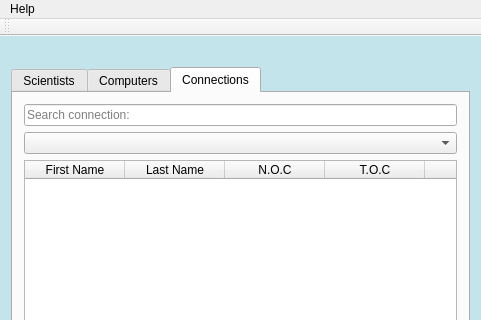
ivark16/Vln-2016, file Gui-Vln-2016/mainwindow.ui: the form before one commit; both pictures show x 0 to 481 and y 0 to 320 of the 481 by 631 pixel window.
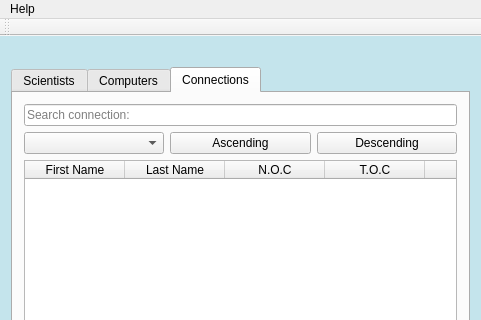
The form after the commit. Icons and pictures are not drawn.

Commit message: combobox i connection

What changed in the file:
```diff
--- a/Gui-Vln-2016/mainwindow.ui
+++ b/Gui-Vln-2016/mainwindow.ui
@@ -445,7 +445,25 @@
          </widget>
         </item>
         <item>
-         <widget class="QComboBox" name="comboBoxConnection"/>
+         <layout class="QHBoxLayout" name="horizontalLayout_5">
+          <item>
+           <widget class="QComboBox" name="comboBoxConnection"/>
+          </item>
+          <item>
+           <widget class="QPushButton" name="pushButtonAscendingConnection">
+            <property name="text">
+             <string>Ascending</string>
+            </property>
+           </widget>
+          </item>
+          <item>
+           <widget class="QPushButton" name="pushButtonDesendingConnection">
+            <property name="text">
+             <string>Descending</string>
+            </property>
+           </widget>
+          </item>
+         </layout>
         </item>
         <item>
          <widget class="QTableWidget" name="tableWidgetConnection">
```
The commit also changes 1 other file.
